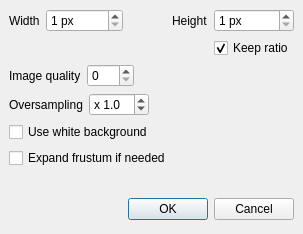
This is Polyhedron/demo/Polyhedron/ImageInterface.ui in CGAL/cgal as Qt 5 draws it before an edit. The edited form follows.
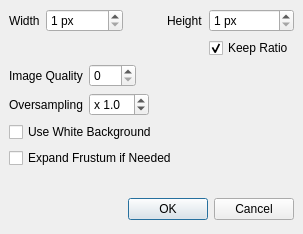
This is the edited form.

Commit message: Use CamelCase for UI.

Diff of the .ui file:
```diff
--- a/Polyhedron/demo/Polyhedron/ImageInterface.ui
+++ b/Polyhedron/demo/Polyhedron/ImageInterface.ui
@@ -105,7 +105,7 @@
      <item row="1" column="4">
       <widget class="QCheckBox" name="ratioCheckBox">
        <property name="text">
-        <string>Keep ratio</string>
+        <string>Keep Ratio</string>
        </property>
        <property name="checked">
         <bool>true</bool>
@@ -134,7 +134,7 @@
      <item>
       <widget class="QLabel" name="label_4">
        <property name="text">
-        <string>Image quality</string>
+        <string>Image Quality</string>
        </property>
       </widget>
      </item>
@@ -236,7 +236,7 @@
       <string>Use white as background color</string>
      </property>
      <property name="text">
-      <string>Use white background</string>
+      <string>Use White Background</string>
      </property>
     </widget>
    </item>
@@ -246,7 +246,7 @@
       <string>When image aspect ratio differs from viewer's one, expand frustum as needed. Fits inside current frustum otherwise.</string>
      </property>
      <property name="text">
-      <string>Expand frustum if needed</string>
+      <string>Expand Frustum if Needed</string>
      </property>
     </widget>
    </item>
```
